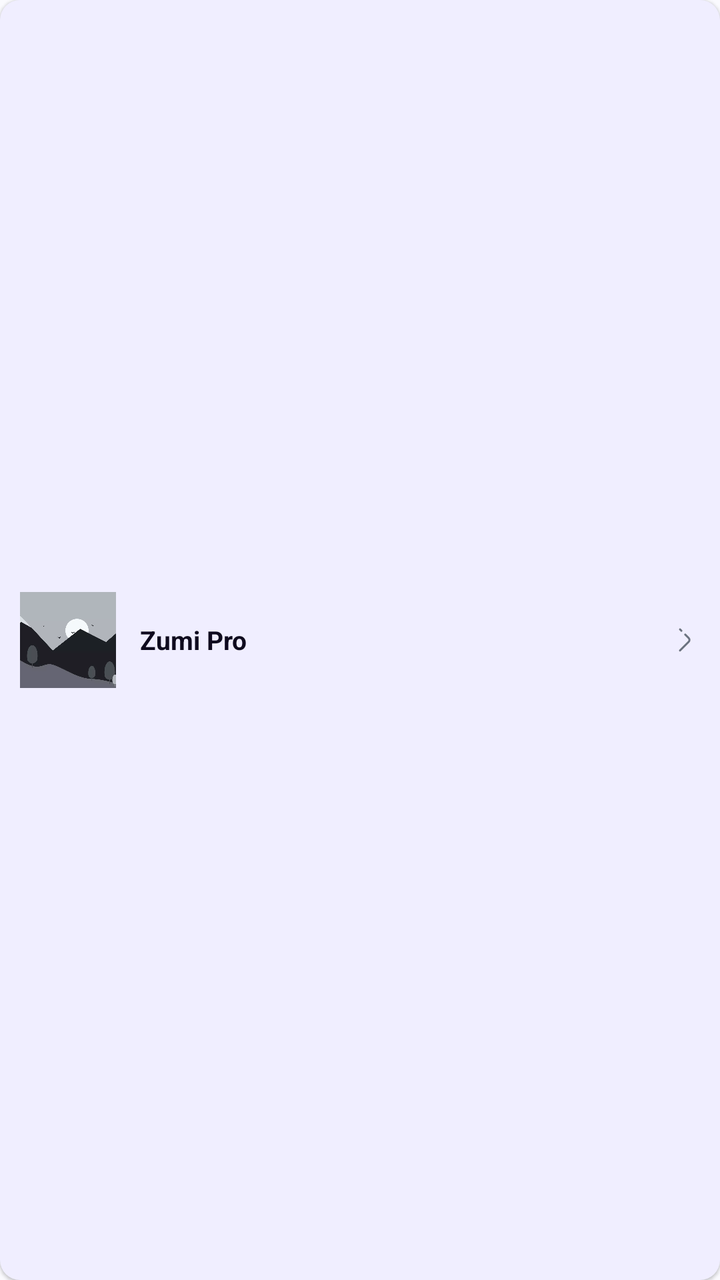
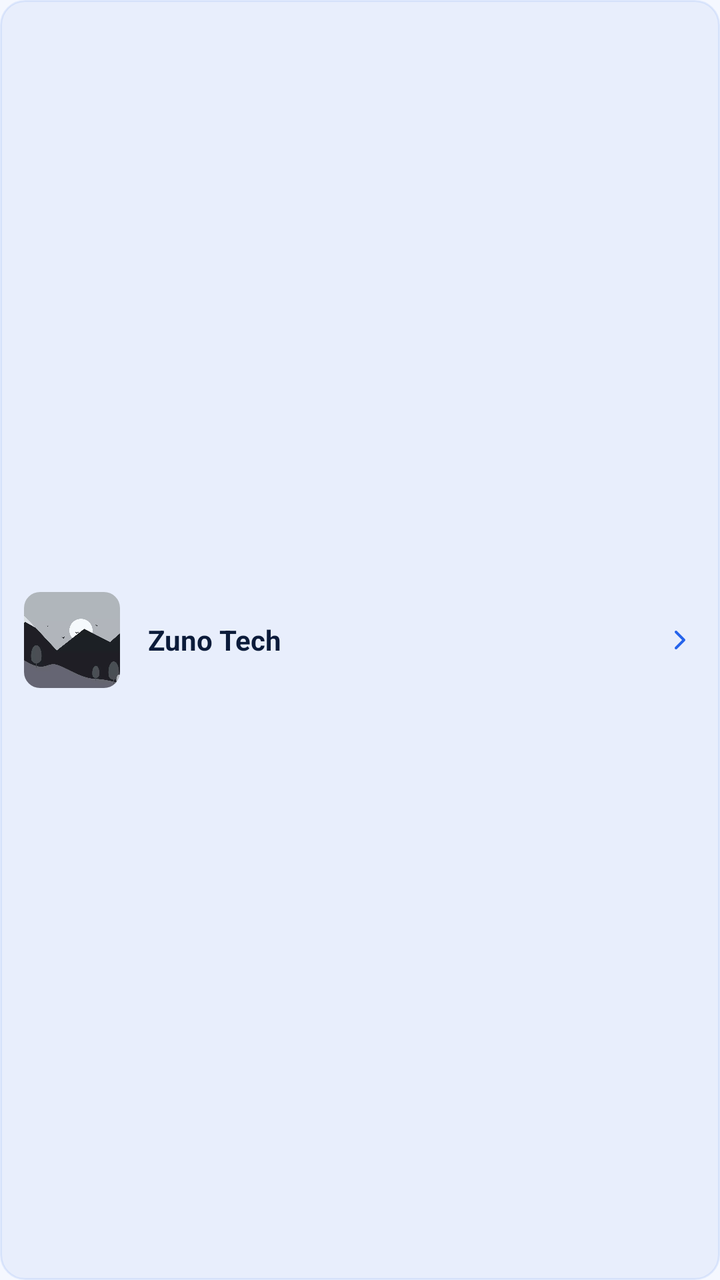

The first picture is an Android layout as it rendered before a commit; the second is the same layout after the commit. The layout source and the unified diff follow.
<!-- AndroidManifest.xml: application theme AppTheme -->
<!-- res/layout/layout_cat.xml -->
<?xml version="1.0" encoding="utf-8"?>
<LinearLayout xmlns:android="http://schemas.android.com/apk/res/android"
    xmlns:app="http://schemas.android.com/apk/res-auto"
    android:id="@+id/rl_live_tv"
    android:layout_width="match_parent"
    android:layout_height="wrap_content"
    android:orientation="horizontal"
    android:gravity="center_vertical"
    android:layout_marginStart="@dimen/_12sdp"
    android:layout_marginEnd="@dimen/_12sdp"
    android:layout_marginTop="@dimen/_5sdp"
    android:layout_marginBottom="@dimen/_5sdp"
    android:padding="@dimen/_10sdp"
    android:focusable="true"
    android:focusableInTouchMode="false"
    android:background="@drawable/bg_topic_card"
    android:elevation="@dimen/_1sdp">

    
    <ImageView
        android:id="@+id/iv_live_tv"
        android:layout_width="@dimen/_48sdp"
        android:layout_height="@dimen/_48sdp"
        android:scaleType="centerCrop"
        android:src="@drawable/material_design_default"
        app:hv_corner_radius="@dimen/_8sdp" />

    
    <TextView
        android:id="@+id/tv_title"
        android:layout_width="0dp"
        android:layout_height="wrap_content"
        android:layout_weight="1"
        android:layout_marginStart="@dimen/_12sdp"
        android:layout_marginEnd="@dimen/_4sdp"
        android:lines="1"
        android:ellipsize="end"
        android:text="@string/app_name"
        android:textColor="?ns_title"
        android:textSize="@dimen/_13ssp"
        android:textStyle="bold" />

    
    <ImageView
        android:layout_width="@dimen/_16sdp"
        android:layout_height="@dimen/_16sdp"
        android:src="@drawable/ic_arrow_right"
        app:tint="?ns_title_sub"
        android:contentDescription="@string/todo" />

</LinearLayout>
<!-- resources referenced by this layout -->
<resources>
  <dimen name="_10sdp">10dp</dimen>
  <dimen name="_12sdp">12dp</dimen>
  <dimen name="_13ssp">13sp</dimen>
  <dimen name="_16sdp">16dp</dimen>
  <dimen name="_1sdp">1dp</dimen>
  <dimen name="_48sdp">48dp</dimen>
  <dimen name="_4sdp">4dp</dimen>
  <dimen name="_5sdp">5dp</dimen>
  <dimen name="_8sdp">8dp</dimen>
  <!-- drawable bg_topic_card (drawable) -->
  <?xml version="1.0" encoding="utf-8"?>
  <shape xmlns:android="http://schemas.android.com/apk/res/android"
      android:shape="rectangle">
      <solid android:color="?attr/ns_bg_sub" />
      <corners android:radius="@dimen/_10sdp" />
  </shape>
  <!-- drawable ic_arrow_right (drawable) -->
  <?xml version="1.0" encoding="utf-8"?>
  <vector xmlns:android="http://schemas.android.com/apk/res/android"
      android:width="@dimen/_24sdp"
      android:height="@dimen/_24sdp"
      android:viewportWidth="24"
      android:viewportHeight="24">
    <path
        android:pathData="M12.9,7.94L15.52,10.56C16.29,11.33 16.29,12.59 15.52,13.36L9,19.87"
        android:strokeLineJoin="round"
        android:strokeWidth="1.5"
        android:fillColor="#00000000"
        android:strokeColor="?ns_icon_color"
        android:strokeLineCap="round"/>
    <path
        android:pathData="M9,4.04L10.04,5.08"
        android:strokeLineJoin="round"
        android:strokeWidth="1.5"
        android:fillColor="#00000000"
        android:strokeColor="?ns_icon_color"
        android:strokeLineCap="round"/>
  </vector>
  <string name="app_name">Zumi Pro</string>
  <string name="todo">TODO</string>
  <dimen name="_24sdp">24dp</dimen>
  <color name="ns_classic_primary">#7C3AED</color>
  <color name="zumi_violet_dark">#5B21B6</color>
  <color name="zumi_cyan">#06B6D4</color>
  <color name="ns_classic_bg">#FAFAFE</color>
  <color name="ns_classic_body_dark">#0F0A1E</color>
  <color name="ns_classic_primary_sub">#267C3AED</color>
  <color name="ns_classic_bg_sub">#F0EEFF</color>
  <color name="ns_classic_title">#0F0A1E</color>
  <color name="ns_classic_title_sub">#6B7280</color>
  <color name="ns_classic_border">#1A7C3AED</color>
  <color name="white">#FFFFFFFF</color>
  <!-- drawable ic_arrow_left (drawable) -->
  <?xml version="1.0" encoding="utf-8"?>
  <vector xmlns:android="http://schemas.android.com/apk/res/android"
      android:width="@dimen/_24sdp"
      android:height="@dimen/_24sdp"
      android:viewportWidth="24"
      android:viewportHeight="24">
    <path
        android:pathData="M11.1,7.94L8.48,10.56C7.71,11.33 7.71,12.59 8.48,13.36L15,19.87"
        android:strokeLineJoin="round"
        android:strokeWidth="1.5"
        android:fillColor="#00000000"
        android:strokeColor="?ns_icon_color"
        android:strokeLineCap="round"/>
    <path
        android:pathData="M15,4.04L13.96,5.08"
        android:strokeLineJoin="round"
        android:strokeWidth="1.5"
        android:fillColor="#00000000"
        android:strokeColor="?ns_icon_color"
        android:strokeLineCap="round"/>
  </vector>
  <color name="ns_classic_danger_btn">#E5E7EB</color>
  <color name="ns_classic_surface">#F0EEFF</color>
  <!-- unchanged entries left out for length: 2 -->
</resources>

<!-- the commit's change to res/layout/layout_cat.xml (unified diff, before → after) -->
@@ -8,22 +8,22 @@
     android:gravity="center_vertical"
     android:layout_marginStart="@dimen/_12sdp"
     android:layout_marginEnd="@dimen/_12sdp"
-    android:layout_marginTop="@dimen/_5sdp"
-    android:layout_marginBottom="@dimen/_5sdp"
-    android:padding="@dimen/_10sdp"
+    android:layout_marginTop="@dimen/_6sdp"
+    android:layout_marginBottom="@dimen/_6sdp"
+    android:padding="@dimen/_12sdp"
     android:focusable="true"
     android:focusableInTouchMode="false"
     android:background="@drawable/bg_topic_card"
     android:elevation="@dimen/_1sdp">
 
     
-    <ImageView
+    <com.google.android.material.imageview.ShapeableImageView
         android:id="@+id/iv_live_tv"
         android:layout_width="@dimen/_48sdp"
         android:layout_height="@dimen/_48sdp"
         android:scaleType="centerCrop"
         android:src="@drawable/material_design_default"
-        app:hv_corner_radius="@dimen/_8sdp" />
+        app:shapeAppearanceOverlay="@style/ZunoTechShapeCardAll" />
 
     
     <TextView
@@ -31,13 +31,13 @@
         android:layout_width="0dp"
         android:layout_height="wrap_content"
         android:layout_weight="1"
-        android:layout_marginStart="@dimen/_12sdp"
+        android:layout_marginStart="@dimen/_14sdp"
         android:layout_marginEnd="@dimen/_4sdp"
         android:lines="1"
         android:ellipsize="end"
         android:text="@string/app_name"
         android:textColor="?ns_title"
-        android:textSize="@dimen/_13ssp"
+        android:textSize="@dimen/_14ssp"
         android:textStyle="bold" />
 
     
@@ -45,7 +45,7 @@
         android:layout_width="@dimen/_16sdp"
         android:layout_height="@dimen/_16sdp"
         android:src="@drawable/ic_arrow_right"
-        app:tint="?ns_title_sub"
+        app:tint="?ns_primary"
         android:contentDescription="@string/todo" />
 
 </LinearLayout>
<!-- resource entries referenced after the edit -->
@@ -1,81 +1,69 @@
 <!-- resources referenced by this layout -->
 <resources>
-  <dimen name="_10sdp">10dp</dimen>
   <dimen name="_12sdp">12dp</dimen>
-  <dimen name="_13ssp">13sp</dimen>
+  <dimen name="_14sdp">14dp</dimen>
+  <dimen name="_14ssp">14sp</dimen>
   <dimen name="_16sdp">16dp</dimen>
   <dimen name="_1sdp">1dp</dimen>
   <dimen name="_48sdp">48dp</dimen>
   <dimen name="_4sdp">4dp</dimen>
-  <dimen name="_5sdp">5dp</dimen>
+  <dimen name="_6sdp">6dp</dimen>
   <dimen name="_8sdp">8dp</dimen>
   <!-- drawable bg_topic_card (drawable) -->
   <?xml version="1.0" encoding="utf-8"?>
   <shape xmlns:android="http://schemas.android.com/apk/res/android"
       android:shape="rectangle">
       <solid android:color="?attr/ns_bg_sub" />
-      <corners android:radius="@dimen/_10sdp" />
+      <corners android:radius="@dimen/_12sdp" />
+      <stroke android:width="@dimen/_1sdp" android:color="?attr/ns_border" />
   </shape>
   <!-- drawable ic_arrow_right (drawable) -->
   <?xml version="1.0" encoding="utf-8"?>
   <vector xmlns:android="http://schemas.android.com/apk/res/android"
-      android:width="@dimen/_24sdp"
-      android:height="@dimen/_24sdp"
+      android:width="24dp"
+      android:height="24dp"
       android:viewportWidth="24"
       android:viewportHeight="24">
-    <path
-        android:pathData="M12.9,7.94L15.52,10.56C16.29,11.33 16.29,12.59 15.52,13.36L9,19.87"
-        android:strokeLineJoin="round"
-        android:strokeWidth="1.5"
-        android:fillColor="#00000000"
-        android:strokeColor="?ns_icon_color"
-        android:strokeLineCap="round"/>
-    <path
-        android:pathData="M9,4.04L10.04,5.08"
-        android:strokeLineJoin="round"
-        android:strokeWidth="1.5"
-        android:fillColor="#00000000"
-        android:strokeColor="?ns_icon_color"
-        android:strokeLineCap="round"/>
+      <path
+          android:strokeColor="@color/white"
+          android:strokeWidth="2"
+          android:strokeLineCap="round"
+          android:strokeLineJoin="round"
+          android:pathData="M9,6 L15,12 L9,18" />
   </vector>
-  <string name="app_name">Zumi Pro</string>
+  <string name="app_name">Zuno Tech</string>
   <string name="todo">TODO</string>
-  <dimen name="_24sdp">24dp</dimen>
-  <color name="ns_classic_primary">#7C3AED</color>
-  <color name="zumi_violet_dark">#5B21B6</color>
-  <color name="zumi_cyan">#06B6D4</color>
-  <color name="ns_classic_bg">#FAFAFE</color>
-  <color name="ns_classic_body_dark">#0F0A1E</color>
-  <color name="ns_classic_primary_sub">#267C3AED</color>
-  <color name="ns_classic_bg_sub">#F0EEFF</color>
-  <color name="ns_classic_title">#0F0A1E</color>
-  <color name="ns_classic_title_sub">#6B7280</color>
-  <color name="ns_classic_border">#1A7C3AED</color>
+  <style name="ZunoTechShapeCardAll">
+          <item name="cornerFamily">rounded</item>
+          <item name="cornerSize">@dimen/_8sdp</item>
+      </style>
+  <color name="ns_classic_primary">#2563EB</color>
+  <color name="zumi_violet_dark">#1E40AF</color>
+  <color name="zumi_cyan">#0EA5E9</color>
+  <color name="ns_classic_bg">#F5F8FF</color>
+  <color name="ns_classic_body_dark">#0B1B3A</color>
+  <color name="ns_classic_primary_sub">#222563EB</color>
+  <color name="ns_classic_bg_sub">#E8EEFC</color>
+  <color name="ns_classic_title">#0B1B3A</color>
+  <color name="ns_classic_title_sub">#5B6B86</color>
+  <color name="ns_classic_border">#1A2563EB</color>
   <color name="white">#FFFFFFFF</color>
   <!-- drawable ic_arrow_left (drawable) -->
   <?xml version="1.0" encoding="utf-8"?>
   <vector xmlns:android="http://schemas.android.com/apk/res/android"
-      android:width="@dimen/_24sdp"
-      android:height="@dimen/_24sdp"
+      android:width="24dp"
+      android:height="24dp"
       android:viewportWidth="24"
       android:viewportHeight="24">
-    <path
-        android:pathData="M11.1,7.94L8.48,10.56C7.71,11.33 7.71,12.59 8.48,13.36L15,19.87"
-        android:strokeLineJoin="round"
-        android:strokeWidth="1.5"
-        android:fillColor="#00000000"
-        android:strokeColor="?ns_icon_color"
-        android:strokeLineCap="round"/>
-    <path
-        android:pathData="M15,4.04L13.96,5.08"
-        android:strokeLineJoin="round"
-        android:strokeWidth="1.5"
-        android:fillColor="#00000000"
-        android:strokeColor="?ns_icon_color"
-        android:strokeLineCap="round"/>
+      <path
+          android:strokeColor="@color/white"
+          android:strokeWidth="2"
+          android:strokeLineCap="round"
+          android:strokeLineJoin="round"
+          android:pathData="M15,6 L9,12 L15,18" />
   </vector>
-  <color name="ns_classic_danger_btn">#E5E7EB</color>
-  <color name="ns_classic_surface">#F0EEFF</color>
+  <color name="ns_classic_danger_btn">#E2E8F0</color>
+  <color name="ns_classic_surface">#E8EEFC</color>
   <!-- unchanged entries left out for length: 2 -->
 </resources>
 
